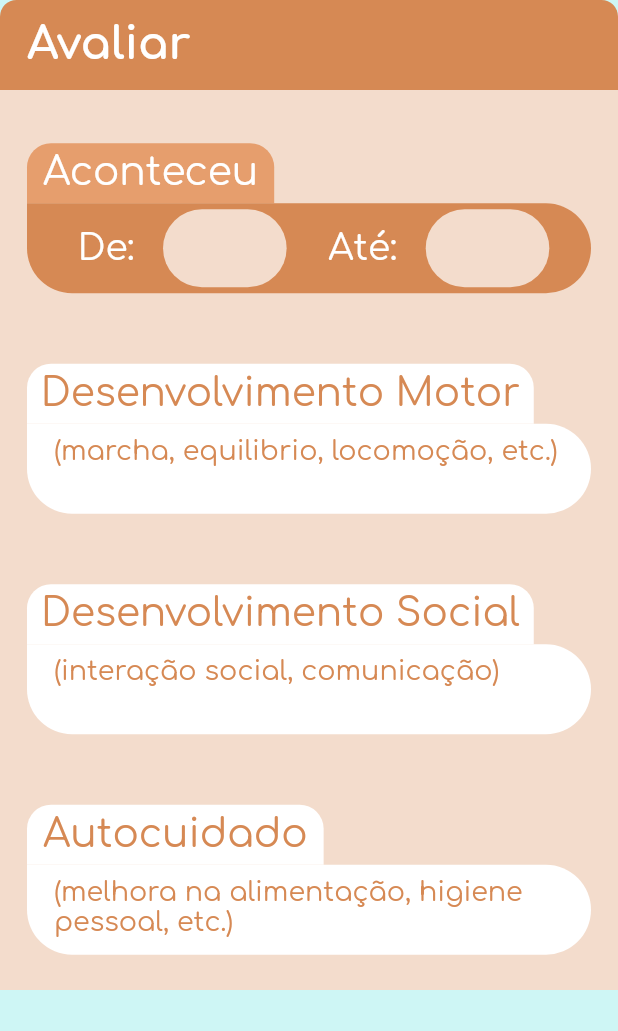
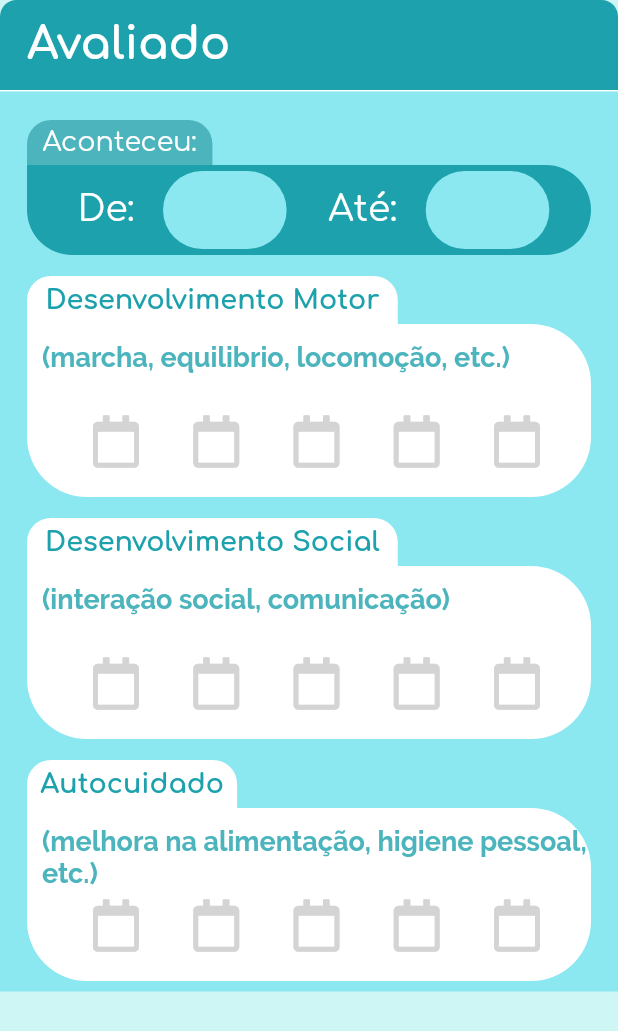
Before and after one commit to VitorHugoOli/EquoKids, a Flutter app: the Avaliar widget shown alone on an empty page, opened directly with empty values, on a phone screen of 412 x 824 dp. Shown: the top 1031 px of the screen. Run offline on Flutter 3.47's test engine with Material 2 defaults, Android fonts, the phone set to English and light mode, and no system bars; our stand-ins replace badges, flare_flutter, flutter_calendar_carousel, font_awesome_flutter, lottie.

Commit message:
criando Graph page e modificando a pagina avaliar

```diff
--- a/lib/BottomNavigationBar/BottomNavigationBar.dart
+++ b/lib/BottomNavigationBar/BottomNavigationBar.dart
@@ -1,5 +1,6 @@
 import 'package:EquoKids/Calendar/CalendarPage.dart';
 import 'package:EquoKids/EquinoTerapia/Equinoterapia.dart';
+import 'package:EquoKids/Graphics/GraphicsPage.dart';
 import 'package:EquoKids/Testimonial/Testimonial.dart';
 import 'package:EquoKids/Utils/HatCowBoy.dart';
 import 'package:flutter/cupertino.dart';
@@ -115,7 +116,7 @@ class _BottomNavigationState extends State<BottomNavigation> {
     4: {
       "title": "Gráfico",
       "icon": FontAwesomeIcons.chartLine,
-      "body": BuildPage(pagina: false, Titulopagina: "Construindo")
+      "body": Graph()
     },
   };
 
--- a/lib/Calendar/Avaliar.dart
+++ b/lib/Calendar/Avaliar.dart
@@ -1,24 +1,36 @@
 import 'package:EquoKids/Calendar/Event.dart';
 import 'package:flutter/cupertino.dart';
 import 'package:flutter/material.dart';
+import 'package:flutter/rendering.dart';
+import 'package:font_awesome_flutter/font_awesome_flutter.dart';
 
 class Avaliar extends StatelessWidget {
   Size size;
   Event event;
 
-  Avaliar({@required this.size,@required this.event});
+  Avaliar({@required this.size, @required this.event});
 
-  _header() {
-    return Container(
+  _typeChange() {
+    return {
+      "socialDevelopment": event.socialDevelopment,
+      "motorDevelopment": event.motorDevelopment,
+      "selfCare": event.selfCare
+    };
+  }
+
+  _header(bool isInEvaluation) {
+    return Column(
+      children: <Widget>[
+        Container(
           width: size.width,
           height: 60,
           padding: EdgeInsets.only(left: 18, top: 13),
           decoration: BoxDecoration(
-          color: Color(0xffD68954),
+              color: isInEvaluation ? Color(0xffD68954) : Color(0xff1CA1AD),
               borderRadius: BorderRadius.only(
                   topLeft: Radius.circular(11), topRight: Radius.circular(11))),
           child: Text(
-        "Avaliar",
+            isInEvaluation ? "Avaliar" : "Avaliado",
             textAlign: TextAlign.left,
             style: TextStyle(
                 fontFamily: "Comfortaa",
@@ -26,10 +38,16 @@ class Avaliar extends StatelessWidget {
                 color: Colors.white,
                 fontWeight: FontWeight.bold),
           ),
+        ),
+        Container(
+            width: size.width,
+            height: 1,
+            decoration: BoxDecoration(color: Colors.white))
+      ],
     );
   }
 
-  _timeBox(String text) {
+  _timeBox(String text, bool isInEvaluation) {
     return Row(
       children: <Widget>[
         Text(
@@ -45,14 +63,14 @@ class Avaliar extends StatelessWidget {
           ),
           padding: EdgeInsets.only(left: 20),
           decoration: BoxDecoration(
-              color: Color(0xffF3DCCC),
+              color: isInEvaluation ? Color(0xffF3DCCC) : Color(0xff8BE8F0),
               borderRadius: BorderRadius.all(Radius.circular(70))),
         ),
       ],
     );
   }
 
-  _schedule() {
+  _schedule(bool isInEvaluation) {
     return Container(
       width: size.width,
       height: 60,
@@ -62,7 +80,7 @@ class Avaliar extends StatelessWidget {
         bottom: 4,
       ),
       decoration: BoxDecoration(
-          color: Color(0xffD68954),
+          color: isInEvaluation ? Color(0xffD68954) : Color(0xff1CA1AD),
           borderRadius: BorderRadius.only(
             topRight: Radius.circular(70),
             bottomRight: Radius.circular(70),
@@ -71,61 +89,96 @@ class Avaliar extends StatelessWidget {
       child: Row(
         mainAxisAlignment: MainAxisAlignment.spaceEvenly,
         children: <Widget>[
-          _timeBox("De:"),
-          _timeBox("Até:"),
+          _timeBox("De:", isInEvaluation),
+          _timeBox("Até:", isInEvaluation),
         ],
       ),
     );
   }
 
-  _bigBox(String text) {
+  _rating(String rate) {
+    detector(IconData icon, int value) {
+      return GestureDetector(
+        onTap: () {
+          _typeChange()[rate] = value;
+          print(value);
+        },
+        child: Icon(
+          icon,
+          color: Color(0xffD4D4D4),
+          size: 35,
+        ),
+      );
+    }
+
+    return Row(
+      mainAxisAlignment: MainAxisAlignment.spaceEvenly,
+      children: <Widget>[
+        detector(FontAwesomeIcons.calendar, 1),
+        detector(FontAwesomeIcons.calendar, 2),
+        detector(FontAwesomeIcons.calendar, 3),
+        detector(FontAwesomeIcons.calendar, 4),
+        detector(FontAwesomeIcons.calendar, 5)
+      ],
+    );
+  }
+
+  _bigBox(String text, String rate, bool isInEvaluation) {
     return Container(
       width: size.width,
-      height: 60,
+      height: size.height * .14,
       padding: EdgeInsets.only(
-        left: 18,
-        top: 8,
-        bottom: 4,
+        left: 10,
+        top: 12,
+        bottom: 20,
       ),
       decoration: BoxDecoration(
           color: Colors.white,
           borderRadius: BorderRadius.only(
-            topRight: Radius.circular(70),
-            bottomRight: Radius.circular(70),
-            bottomLeft: Radius.circular(70),
+            topRight: Radius.circular(40),
+            bottomRight: Radius.circular(40),
+            bottomLeft: Radius.circular(40),
           )),
-      child: Text(
+      child: Column(
+        mainAxisAlignment: MainAxisAlignment.spaceBetween,
+        crossAxisAlignment: CrossAxisAlignment.start,
+        children: <Widget>[
+          Text(
             text,
+            maxLines: 2,
             textAlign: TextAlign.left,
             style: TextStyle(
-            fontFamily: "Comfortaa",
+                fontFamily: "Raleway",
                 fontSize: 18,
-            color: Color(0xffD68954),
-            fontWeight: FontWeight.w400),
+                color: isInEvaluation ? Color(0xffD68954) : Color(0xff4BB4BD),
+                fontWeight: FontWeight.w600),
+          ),
+          _rating(rate),
+        ],
       ),
     );
 
   }
 
-  _card1() {
+  _card1(bool isInEvaluation) {
     return Row(
       mainAxisAlignment: MainAxisAlignment.start,
       children: <Widget>[
         Container(
-            height: 40,
-            width: size.width * .4,
+            height: 30,
+            width: size.width * .3,
             padding: EdgeInsets.only(top: 5),
             decoration: BoxDecoration(
-              color: Color(0xffE69E6D),
+              color: isInEvaluation ? Color(0xffE69E6D) : Color(0xff4BB4BD),
               borderRadius: BorderRadius.only(
                   topLeft: Radius.circular(16), topRight: Radius.circular(16)),
             ),
             child: Text(
-              "Aconteceu",
+              "Aconteceu:",
               textAlign: TextAlign.center,
               style: TextStyle(
                   fontFamily: "Comfortaa",
-                  fontSize: 26,
+                  fontSize: 18,
                   color: Colors.white,
                   fontWeight: FontWeight.w400),
             ))
@@ -133,14 +186,14 @@ class Avaliar extends StatelessWidget {
     );
   }
 
-  _card2(String text, double largura) {
+  _card2(String text, double largura, bool isInEvaluation) {
     return Row(
       mainAxisAlignment: MainAxisAlignment.start,
       children: <Widget>[
         Container(
-            height: 40,
+            height: 32,
             width: size.width * largura,
-            padding: EdgeInsets.only(top: 5),
+            padding: EdgeInsets.only(top: 6),
             decoration: BoxDecoration(
               color: Colors.white,
               borderRadius: BorderRadius.only(
@@ -151,9 +204,9 @@ class Avaliar extends StatelessWidget {
               textAlign: TextAlign.center,
               style: TextStyle(
                   fontFamily: "Comfortaa",
-                  fontSize: 26,
-                  color: Color(0xffD68954),
-                  fontWeight: FontWeight.w400),
+                  fontSize: 18,
+                  color: isInEvaluation ? Color(0xffD68954) : Color(0xff1CA1AD),
+                  fontWeight: FontWeight.w800),
             ))
       ],
     );
@@ -161,13 +214,15 @@ class Avaliar extends StatelessWidget {
 
   @override
   Widget build(BuildContext context) {
+    bool isInEvaluation = event.status == Status.InEvaluation;
+
     return Column(children: [
-      _header(),
+      _header(isInEvaluation),
       Container(
         width: size.width,
         height: 600,
         decoration: BoxDecoration(
-          color: Color(0xffF3DCCC),
+          color: isInEvaluation ? Color(0xffF3DCCC) : Color(0xff8BE8F0),
         ),
         padding: EdgeInsets.only(left: 18, top: 12, right: 18),
         child: Column(
@@ -175,28 +230,31 @@ class Avaliar extends StatelessWidget {
           children: <Widget>[
             Column(
               children: <Widget>[
-                _card1(),
-                _schedule(),
+                _card1(isInEvaluation),
+                _schedule(isInEvaluation),
               ],
             ),
             Column(
               children: <Widget>[
-                _card2("Desenvolvimento Motor", .82),
-                _bigBox("(marcha, equilibrio, locomoção, etc.)")
+                _card2("Desenvolvimento Motor", .6, isInEvaluation),
+                _bigBox("(marcha, equilibrio, locomoção, etc.)",
+                    "motorDevelopment", isInEvaluation)
               ],
             ),
             Column(
               children: <Widget>[
-                _card2("Desenvolvimento Social", .82),
-                _bigBox("(interação social, comunicação)")
+                _card2("Desenvolvimento Social", .6, isInEvaluation),
+                _bigBox("(interação social, comunicação)", "socialDevelopment",
+                    isInEvaluation)
               ],
             ),
             Column(
               children: <Widget>[
-                _card2("Autocuidado", .48),
-                _bigBox("(melhora na alimentação, higiene pessoal, etc.)")
+                _card2("Autocuidado", .34, isInEvaluation),
+                _bigBox("(melhora na alimentação, higiene pessoal, etc.)",
+                    "selfCare", isInEvaluation)
               ],
-            )
+            ),
           ],
         ),
       ),
--- a/lib/Calendar/Event.dart
+++ b/lib/Calendar/Event.dart
@@ -4,6 +4,8 @@ enum Status { none, scheduled, InEvaluation, rated }
 
 class Event {
   DateTime dateTime;
+  DateTime startTime;
+  DateTime endTime;
   int motorDevelopment;
   int socialDevelopment;
   int selfCare;
--- a/lib/Calendar/schedule.dart
+++ b/lib/Calendar/schedule.dart
@@ -88,10 +88,7 @@ class BottomSchedule extends StatelessWidget {
         child: Column(
           children: <Widget>[
             _header(),
-            Container(
-              height: 20,
-              color: Colors.yellow,
-            ),
+
             _schedule()
           ],
         ),
--- a/lib/Testimonial/Testimonial.dart
+++ b/lib/Testimonial/Testimonial.dart
@@ -33,7 +33,7 @@ class _TestimonialState extends State<Testimonial> {
 
   Container _commentButtons(Size size) {
     return Container(
-            margin: EdgeInsets.only(top: 24, left: 12, right: 12),
+            margin: EdgeInsets.only(top: size.height*0.039, left: 12, right: 12),
             padding: EdgeInsets.only(top: 25, left: 13, right: 13),
             height: size.height * 0.09,
             decoration: BoxDecoration(
```
Also changed, not shown: lib/Calendar/CalendarCarousel.dart (+60 -71 lines), lib/Calendar/CalendarPage.dart (+6 -5 lines), lib/Graphics/GraphicsPage.dart (added, +15 -0 lines), lib/Utils/Testments_textBox.dart (added, +83 -0 lines). Lines whose indentation alone changed are shown as unchanged.
